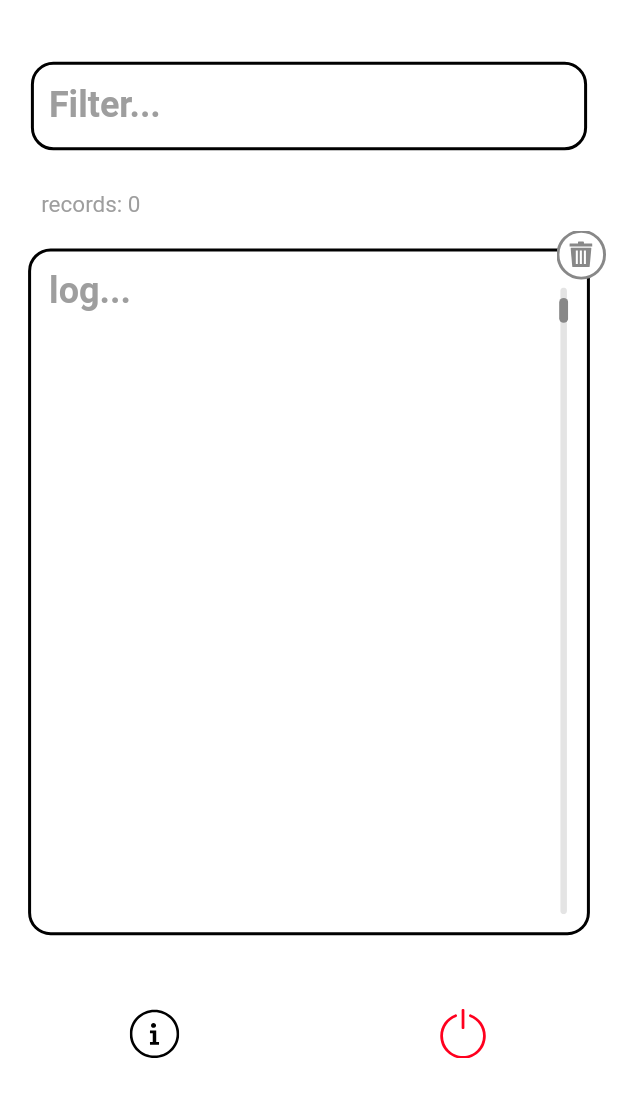
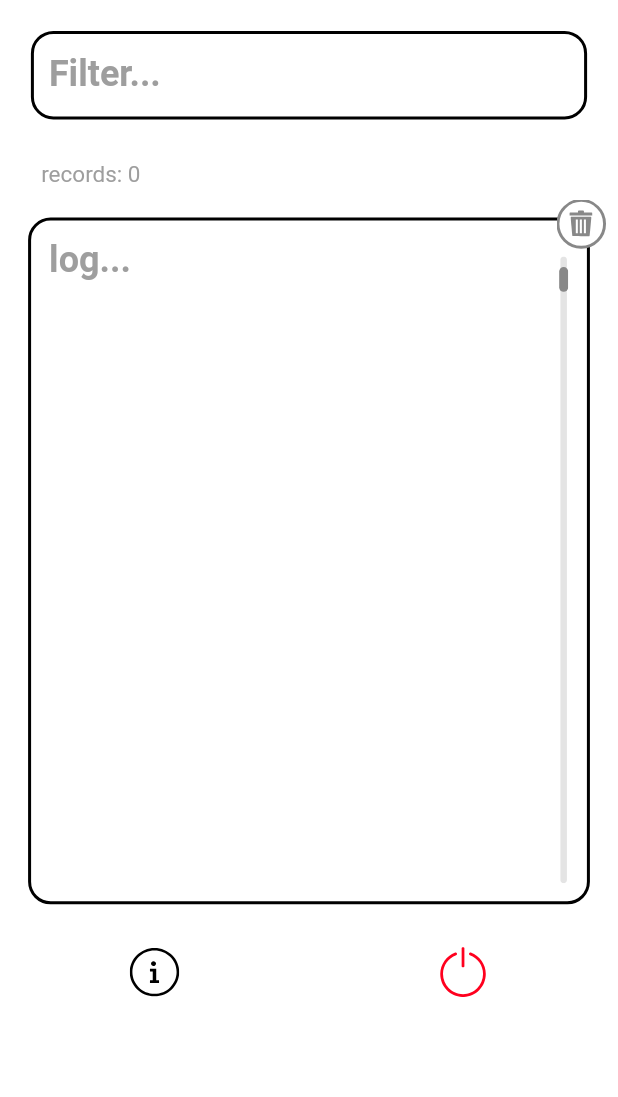
Before and after one commit to sahlet-official/userlog, a Flutter app: the screen it shows after launch, on a phone screen of 412 x 824 dp. Shown: the top 1097 px of the screen. Run offline on Flutter 3.47's test engine with Material 2 defaults, Android fonts, the phone set to English and light mode, and no system bars; our stand-ins replace flutter_svg; Roboto replaces fonts that are missing (Suisse Int'l).

Commit message:
Сode improvement

```diff
--- /dev/null
+++ b/Sources/UiMockup/buttonlog_flutter_app/lib/assets.dart
@@ -0,0 +1,7 @@
+class Assets{
+  static const String cleanButtonImage = "assets/images/clean_button.svg";
+  static const String exitButtonImage = "assets/images/exit_button.svg";
+  static const String infoButtonImage = "assets/images/info_button.svg";
+  static const String shutdownButtonImage = "assets/images/shutdown_button.svg";
+  static const String sliderImage = "assets/images/slider_vector.svg";
+}
--- a/Sources/UiMockup/buttonlog_flutter_app/lib/main.dart
+++ b/Sources/UiMockup/buttonlog_flutter_app/lib/main.dart
@@ -1,5 +1,6 @@
 import 'package:flutter/material.dart';
-import 'main_activity.dart';
+
+import 'main_screen.dart';
 
 void main() {
   runApp(const MyApp());
--- a/Sources/UiMockup/buttonlog_flutter_app/lib/main_activity.dart
+++ b/Sources/UiMockup/buttonlog_flutter_app/lib/main_screen.dart
@@ -1,9 +1,12 @@
+import 'package:flutter/material.dart';
+import 'package:flutter/services.dart';
 import 'package:flutter_svg/svg.dart';
 
-import 'clear_answer.dart';
-import 'package:buttonlog_flutter_app/about.dart';
-import 'package:flutter/material.dart';
-import 'package:flutter/services.dart';
+import 'about_screen.dart';
+import 'assets.dart';
+import 'clear_log_confirmation.dart';
+import 'texts.dart';
+
 
 class MainActivity extends StatefulWidget {
   @override
@@ -12,6 +15,7 @@ class MainActivity extends StatefulWidget {
 
 class _MainActivityState extends State<MainActivity> {
   late TextEditingController _controller;
+
 
   @override
   void initState() {
@@ -26,6 +30,28 @@ class _MainActivityState extends State<MainActivity> {
   }
 
   Widget build(BuildContext context) {
+      //screen width
+      double screenWidth = MediaQuery.of(context).size.width;
+      //screen height
+      double screenHeight = MediaQuery.of(context).size.height;
+
+      //filter paddings
+      double filterPaddingScreenWidthCoefficient = 1 / 20;
+      double filterInputPadding = filterPaddingScreenWidthCoefficient * screenWidth;
+
+      //records paddings
+      double recordsPaddingScreenWidthCoefficient = 1 / 15;
+      double recordsWidthInputPadding = recordsPaddingScreenWidthCoefficient * screenWidth;
+      double recordsPaddingScreenHeightCoefficient = 1 / 30;
+      double recordsHeightInputPadding = recordsPaddingScreenHeightCoefficient * screenHeight;
+
+      //textarea paddings
+       double textAreaPaddingScreenWidthCoefficient = 1.1;
+      double textAreaWidthInputPadding = screenWidth / textAreaPaddingScreenWidthCoefficient;
+      double textAreaPaddingScreenHeightCoefficient = 1.8;
+      double textAreaHeightInputPadding = screenHeight / textAreaPaddingScreenHeightCoefficient;
+
+
     return Scaffold(
       backgroundColor: Colors.white,
       body: Center(
@@ -33,9 +59,9 @@ class _MainActivityState extends State<MainActivity> {
           children: <Widget>[
             Container(
               padding: EdgeInsets.fromLTRB(
-                  MediaQuery.of(context).size.width / 20,
-                  MediaQuery.of(context).size.height / 20,
-                  MediaQuery.of(context).size.width / 20,
+                  filterInputPadding,
+                  filterInputPadding,
+                  filterInputPadding,
                   0),
               child: TextField(
                 controller: _controller,
@@ -52,7 +78,7 @@ class _MainActivityState extends State<MainActivity> {
                     ),
                     borderRadius: BorderRadius.all(Radius.circular(15)),
                   ),
-                  labelText: "Filter...",
+                  labelText: Texts.filterText,
                   labelStyle: TextStyle(
                     color: Colors.grey[500],
                     fontSize: 24,
@@ -60,36 +86,16 @@ class _MainActivityState extends State<MainActivity> {
                     fontFamily: "Suisse Int'l",
                   ),
                 ),
-                onSubmitted: (String value) async {
-                  await showDialog<void>(
-                    context: context,
-                    builder: (BuildContext context) {
-                      return AlertDialog(
-                        title: const Text('Thanks!'),
-                        content: Text(
-                            'You typed "$value", which has length ${value.characters.length}.'),
-                        actions: <Widget>[
-                          TextButton(
-                            onPressed: () {
-                              Navigator.pop(context);
-                            },
-                            child: const Text('OK'),
-                          ),
-                        ],
-                      );
-                    },
-                  );
-                },
               ),
             ),
             Container(
               padding: EdgeInsets.fromLTRB(
-                  MediaQuery.of(context).size.width / 15,
-                  MediaQuery.of(context).size.height / 30,
-                  MediaQuery.of(context).size.width / 30,
+                  recordsWidthInputPadding,
+                  recordsHeightInputPadding,
+                  recordsWidthInputPadding,
                   0),
               child: Text(
-                "records: 0",
+                Texts.recordsText,
                 style: TextStyle(
                   color: Colors.grey[500],
                   fontSize: 15,
@@ -102,8 +108,8 @@ class _MainActivityState extends State<MainActivity> {
                 child: Container(
                   margin: EdgeInsets.only(top: 20),
                   padding: EdgeInsets.all(12),
-                  width: MediaQuery.of(context).size.width / 1.1,
-                  height: MediaQuery.of(context).size.height / 1.8,
+                  width: textAreaWidthInputPadding,
+                  height: textAreaHeightInputPadding,
                   decoration: BoxDecoration(
                     borderRadius: BorderRadius.all(Radius.circular(15)),
                     border: Border.all(
@@ -117,7 +123,7 @@ class _MainActivityState extends State<MainActivity> {
                         Container(
                           alignment: Alignment.topRight,
                           child: Text(
-                            "log...",
+                            Texts.logText,
                             style: TextStyle(
                               color: Colors.grey[500],
                               fontSize: 24,
@@ -129,7 +135,7 @@ class _MainActivityState extends State<MainActivity> {
                         Container(
                           alignment: Alignment.bottomCenter,
                           padding: EdgeInsets.only(top: 12),
-                          child: SvgPicture.asset('assets/images/slider_vector.svg'),
+                          child: SvgPicture.asset(Assets.sliderImage),
                         ),
                       ]),
                 ),
@@ -139,7 +145,7 @@ class _MainActivityState extends State<MainActivity> {
                 child: Container(
                   child: IconButton(
                     icon: SvgPicture.asset(
-                      'assets/images/clean_button.svg',
+                      Assets.cleanButtonImage,
                       fit: BoxFit.cover,
                     ),
                     iconSize: 33,
@@ -154,8 +160,8 @@ class _MainActivityState extends State<MainActivity> {
               ),
             ]),
             SizedBox(
-              height: MediaQuery.of(context).size.height / 20,
-              width: MediaQuery.of(context).size.width,
+              height: filterInputPadding,
+              width: screenWidth,
             ),
             Container(
               child: Row(
@@ -164,7 +170,7 @@ class _MainActivityState extends State<MainActivity> {
                 children: <Widget>[
                   IconButton(
                     icon: SvgPicture.asset(
-                      'assets/images/info_button.svg',
+                      Assets.infoButtonImage,
                       fit: BoxFit.cover,
                     ),
                     iconSize: 33,
@@ -175,7 +181,7 @@ class _MainActivityState extends State<MainActivity> {
                   ),
                   IconButton(
                     icon: SvgPicture.asset(
-                      'assets/images/shutdown_button.svg',
+                      Assets.shutdownButtonImage,
                       fit: BoxFit.cover,
                     ),
                     iconSize: 33,
--- /dev/null
+++ b/Sources/UiMockup/buttonlog_flutter_app/lib/texts.dart
@@ -0,0 +1,10 @@
+class Texts{
+  static const String filterText = "Filter...";
+  static const String recordsText = "records: 0";
+  static const String logText = "log...";
+  static const String clearQuestionText = "Are you sure you want to clear log?";
+  static const String canselButtonText = "Cansel";
+  static const String clearButtonText = "Clear";
+  static const String aboutText = "About";
+  static const String aboutUsText = "Very interesting and important info about app, it's authors etc.";
+}
```
Also changed, not shown: Sources/UiMockup/buttonlog_flutter_app/lib/about_screen.dart (renamed from Sources/UiMockup/buttonlog_flutter_app/lib/about.dart, +37 -13 lines), Sources/UiMockup/buttonlog_flutter_app/lib/clear_log_confirmation.dart (renamed from Sources/UiMockup/buttonlog_flutter_app/lib/clear_answer.dart, +8 -4 lines), 2 other files.
